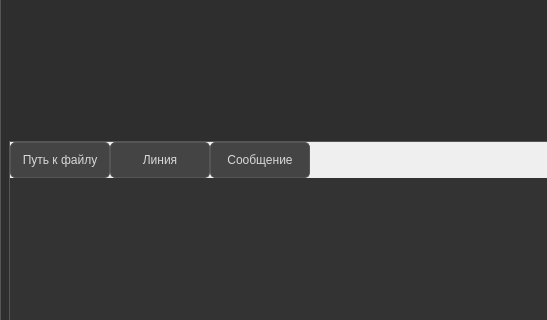
Before: the Qt Designer form mainwindow.ui in Rokli/Compiler, drawn with Qt 5; both pictures show x 0 to 547 and y 186 to 506 of the 800 by 600 pixel window.
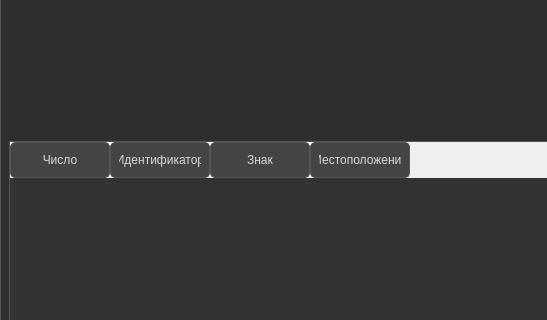
After: the same form once the commit is applied. Icons and pictures are not drawn.

```diff
--- a/mainwindow.ui
+++ b/mainwindow.ui
@@ -303,17 +303,22 @@
       </property>
       <column>
        <property name="text">
-        <string>Путь к файлу</string>
+        <string>Число</string>
        </property>
       </column>
       <column>
        <property name="text">
-        <string>Линия</string>
+        <string>Идентификатор</string>
        </property>
       </column>
       <column>
        <property name="text">
-        <string>Сообщение</string>
+        <string>Знак</string>
+       </property>
+      </column>
+      <column>
+       <property name="text">
+        <string>Местоположение</string>
        </property>
       </column>
      </widget>
```
